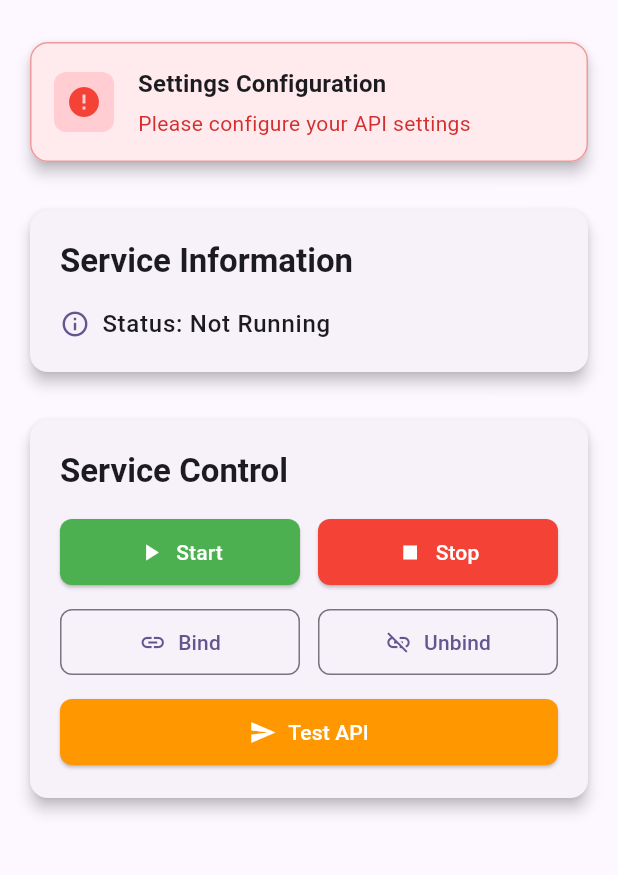
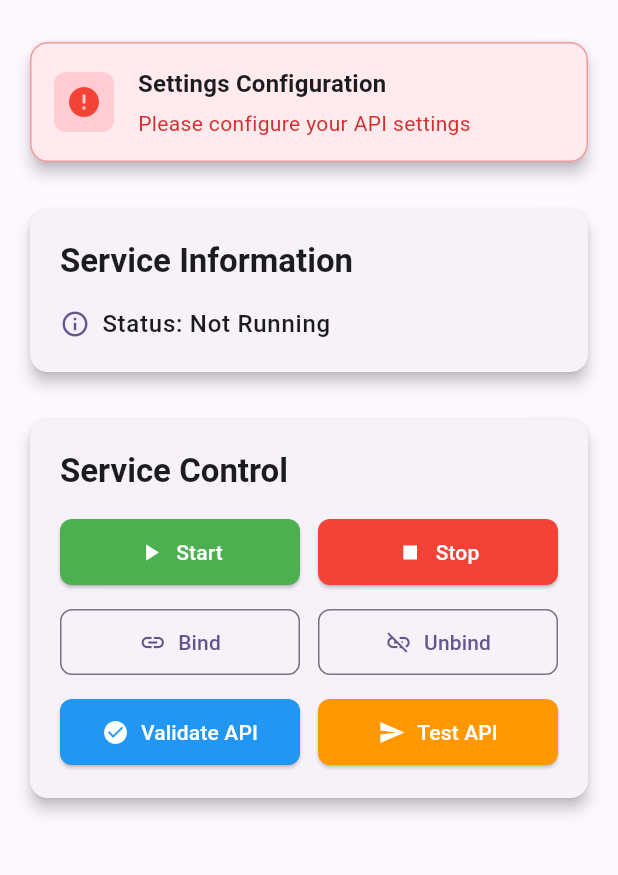
Before and after one commit to DiLRandI/sms-to-api, a Flutter app: the screen it shows after launch, after a tap on "Test API", on a phone screen of 412 x 824 dp, the part 72-947 px from its top. Run offline on Flutter 3.47's test engine with Material 3 defaults, Android fonts, the phone set to English and light mode, and no system bars; our stand-ins replace shared_preferences.

Commit message:
feat: Implement manual API validation method and update UI to reflect validation status

```diff
--- a/lib/screen/home.dart
+++ b/lib/screen/home.dart
@@ -21,6 +21,7 @@ class _MyHomePageState extends State<MyHomePage> {
   bool _isSettingsConfigured = false;
   bool _isApiReachable = false;
   bool _isCheckingApi = false;
+  bool _hasValidatedApi = false; // Track if API validation has been attempted
 
   @override
   void didChangeDependencies() {
@@ -29,7 +30,7 @@ class _MyHomePageState extends State<MyHomePage> {
   }
 
   Future<void> _checkSettings() async {
-    // Check if settings are configured
+    // Check if settings are configured (without API validation)
     final settings = await _storage.load();
     final settingsConfigured =
         settings != null &&
@@ -38,22 +39,44 @@ class _MyHomePageState extends State<MyHomePage> {
 
     setState(() {
       _isSettingsConfigured = settingsConfigured;
-      _isCheckingApi =
-          settingsConfigured; // Only check API if settings are configured
+      // Don't automatically check API anymore
+      _isCheckingApi = false;
+      _isApiReachable = false; // Reset API status
+      _hasValidatedApi = false; // Reset validation status
+    });
+  }
+
+  // Separate method for manual API validation
+  Future<void> _validateApi() async {
+    if (!_isSettingsConfigured) {
+      _showSnackBar("Please configure your API settings first");
+      return;
+    }
+
+    setState(() {
+      _isCheckingApi = true;
     });
 
-    // Only check API reachability if settings are configured
-    if (settingsConfigured) {
+    try {
       final isReachable = await _apiService.validateApi();
       setState(() {
         _isApiReachable = isReachable;
         _isCheckingApi = false;
+        _hasValidatedApi = true; // Mark that validation has been attempted
       });
-    } else {
+
+      _showSnackBar(
+        isReachable
+            ? "API validation successful!"
+            : "API validation failed - endpoint not reachable",
+      );
+    } catch (e) {
       setState(() {
         _isApiReachable = false;
         _isCheckingApi = false;
+        _hasValidatedApi = true; // Mark that validation has been attempted
       });
+      _showSnackBar("API validation error: $e");
     }
   }
 
@@ -248,17 +271,21 @@ class _MyHomePageState extends State<MyHomePage> {
               elevation: _isApiReachable ? 2 : 4,
               color: _isCheckingApi
                   ? Colors.blue.shade50
-                  : _isApiReachable
+                  : _hasValidatedApi
+                  ? (_isApiReachable
                         ? Colors.green.shade50
-                  : Colors.orange.shade50,
+                        : Colors.red.shade50)
+                  : Colors.grey.shade50,
               shape: RoundedRectangleBorder(
                 borderRadius: BorderRadius.circular(12),
                 side: BorderSide(
                   color: _isCheckingApi
                       ? Colors.blue.shade200
-                      : _isApiReachable
+                      : _hasValidatedApi
+                      ? (_isApiReachable
                             ? Colors.green.shade200
-                      : Colors.orange.shade200,
+                            : Colors.red.shade200)
+                      : Colors.grey.shade200,
                   width: 1,
                 ),
               ),
@@ -271,9 +298,11 @@ class _MyHomePageState extends State<MyHomePage> {
                       decoration: BoxDecoration(
                         color: _isCheckingApi
                             ? Colors.blue.shade100
-                            : _isApiReachable
+                            : _hasValidatedApi
+                            ? (_isApiReachable
                                   ? Colors.green.shade100
-                            : Colors.orange.shade100,
+                                  : Colors.red.shade100)
+                            : Colors.grey.shade100,
                         borderRadius: BorderRadius.circular(8),
                       ),
                       child: _isCheckingApi
@@ -288,12 +317,16 @@ class _MyHomePageState extends State<MyHomePage> {
                               ),
                             )
                           : Icon(
-                              _isApiReachable
+                              _hasValidatedApi
+                                  ? (_isApiReachable
                                         ? Icons.cloud_done
-                                  : Icons.cloud_off,
-                              color: _isApiReachable
+                                        : Icons.cloud_off)
+                                  : Icons.help_outline,
+                              color: _hasValidatedApi
+                                  ? (_isApiReachable
                                         ? Colors.green
-                                  : Colors.orange,
+                                        : Colors.red)
+                                  : Colors.grey,
                               size: 24,
                             ),
                     ),
@@ -311,16 +344,20 @@ class _MyHomePageState extends State<MyHomePage> {
                           Text(
                             _isCheckingApi
                                 ? 'Checking endpoint connectivity...'
-                                : _isApiReachable
+                                : _hasValidatedApi
+                                ? (_isApiReachable
                                       ? 'API endpoint is reachable and responding'
-                                : 'API endpoint is not reachable',
+                                      : 'API endpoint is not reachable')
+                                : 'Click "Validate API" to check endpoint connectivity',
                             style: Theme.of(context).textTheme.bodyMedium
                                 ?.copyWith(
                                   color: _isCheckingApi
                                       ? Colors.blue.shade700
-                                      : _isApiReachable
+                                      : _hasValidatedApi
+                                      ? (_isApiReachable
                                             ? Colors.green.shade700
-                                      : Colors.orange.shade700,
+                                            : Colors.red.shade700)
+                                      : Colors.grey.shade700,
                                 ),
                           ),
                         ],
@@ -458,9 +495,26 @@ class _MyHomePageState extends State<MyHomePage> {
               ],
             ),
             const SizedBox(height: 12),
-            // Test API button
-            SizedBox(
-              width: double.infinity,
+            // API action buttons
+            Row(
+              children: [
+                Expanded(
+                  child: ElevatedButton.icon(
+                    onPressed: _validateApi,
+                    icon: const Icon(Icons.check_circle),
+                    label: const Text('Validate API'),
+                    style: ElevatedButton.styleFrom(
+                      backgroundColor: Colors.blue,
+                      foregroundColor: Colors.white,
+                      padding: const EdgeInsets.symmetric(vertical: 12),
+                      shape: RoundedRectangleBorder(
+                        borderRadius: BorderRadius.circular(8),
+                      ),
+                    ),
+                  ),
+                ),
+                const SizedBox(width: 12),
+                Expanded(
                   child: ElevatedButton.icon(
                     onPressed: _testApiCall,
                     icon: const Icon(Icons.send),
@@ -474,6 +528,8 @@ class _MyHomePageState extends State<MyHomePage> {
                       ),
                     ),
                   ),
+                ),
+              ],
             ),
           ],
         ),
```
Lines whose indentation alone changed are shown as unchanged.
